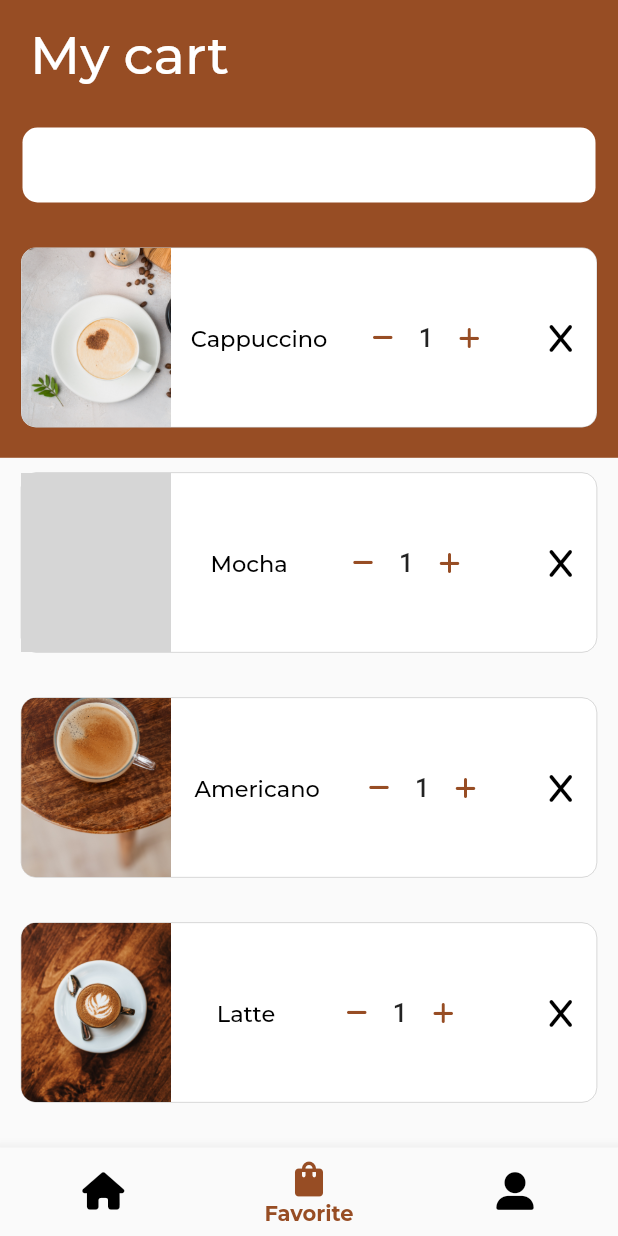
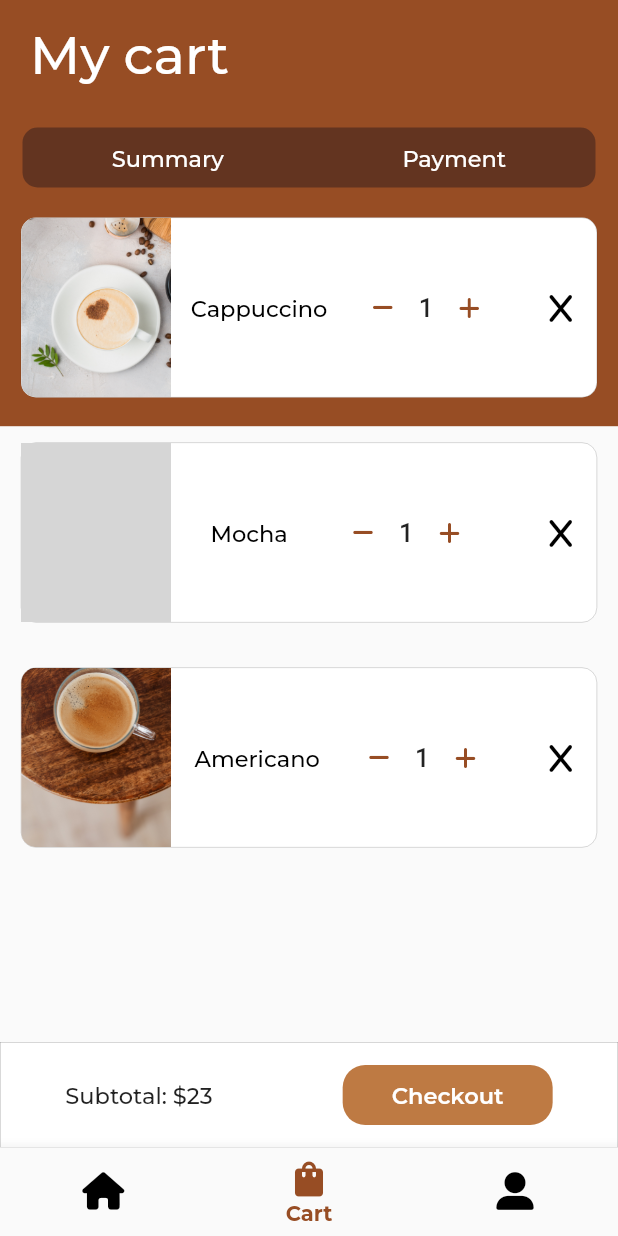
Before and after one commit to naomitimm/TopPot, a Flutter app: the screen it shows after launch, on a phone screen of 412 x 824 dp. Run offline on Flutter 3.47's test engine with Material 2 defaults, Android fonts, the phone set to English and light mode, and no system bars; our stand-ins replace font_awesome_flutter, go_router, google_fonts; grey boxes are pictures that could not be loaded.

Commit message:
cart-edit

```diff
--- a/top_pot_app/lib/presentation/dashboard/cart_page.dart
+++ b/top_pot_app/lib/presentation/dashboard/cart_page.dart
@@ -1,4 +1,5 @@
 import 'package:top_pot_app/domain/models/coffee.dart';
+import 'package:top_pot_app/presentation/dashboard/widgets/buttons.dart';
 import 'package:top_pot_app/presentation/dashboard/widgets/cards.dart';
 import 'package:top_pot_app/presentation/dashboard/widgets/search_bar.dart';
 import 'package:top_pot_app/presentation/dashboard/widgets/text.dart';
@@ -18,11 +19,12 @@ class _CheckoutPageState extends State<CheckoutPage> {
     final size = MediaQuery.of(context).size;
     final height = size.height;
     return Scaffold(
-      body: Stack(
+      body: SafeArea(
+        child: Stack(
           children: [
             Container(
               color: const Color.fromRGBO(151, 77, 36, 1),
-            height: height / 2.7,
+              height: height / 2.9,
             ),
             const Padding(
               padding: EdgeInsets.symmetric(vertical: 15, horizontal: 20),
@@ -32,7 +34,7 @@ class _CheckoutPageState extends State<CheckoutPage> {
                 padding: EdgeInsets.only(top: 85, left: 15, right: 15),
                 child: CartOptionsCard()),
             Padding(
-            padding: const EdgeInsets.only(top: 150, left: 14, right: 14),
+              padding: const EdgeInsets.only(top: 130, left: 14, right: 14),
               child: ListView(
                 children: [
                   FavoriteCard(
@@ -47,14 +49,15 @@ class _CheckoutPageState extends State<CheckoutPage> {
                       image: Coffee.coffees[2].image,
                       price: Coffee.coffees[2].price,
                       name: Coffee.coffees[2].name),
-                FavoriteCard(
-                    image: Coffee.coffees[0].image,
-                    price: Coffee.coffees[0].price,
-                    name: Coffee.coffees[0].name),
                 ],
               ),
+            ),
+            const Align(
+              alignment: Alignment.bottomCenter,
+              child: CartSubmitButton(),
             )
           ],
+        ),
       ),
     );
   }
--- a/top_pot_app/lib/presentation/dashboard/host_page.dart
+++ b/top_pot_app/lib/presentation/dashboard/host_page.dart
@@ -53,7 +53,7 @@ class _HostPageState extends State<HostPage> {
                 color: Colors.black,
                 size: 28,
               ),
-              label: "Favorite"),
+              label: "Cart"),
           BottomNavigationBarItem(
               activeIcon: FaIcon(
                 FontAwesomeIcons.userLarge,
--- /dev/null
+++ b/top_pot_app/lib/presentation/dashboard/widgets/buttons.dart
@@ -0,0 +1,43 @@
+import 'package:top_pot_app/presentation/exports.dart';
+
+class CartSubmitButton extends StatelessWidget {
+  const CartSubmitButton({Key? key}) : super(key: key);
+
+  @override
+  Widget build(BuildContext context) {
+    return Container(
+      height: 70,
+      width: double.infinity,
+      decoration: BoxDecoration(
+          color: Colors.white,
+          border: Border.all(color: Colors.black.withOpacity(0.5), width: 0.2)),
+      child: Row(
+        mainAxisAlignment: MainAxisAlignment.spaceAround,
+        children: [
+          Text("Subtotal: \$23",
+              style: GoogleFonts.montserrat(
+                textStyle:
+                    const TextStyle(fontSize: 15, fontWeight: FontWeight.w500),
+              )),
+          Container(
+            height: 40,
+            width: 140,
+            decoration: const BoxDecoration(
+              borderRadius: BorderRadius.all(Radius.circular(15)),
+              color: Color.fromRGBO(190, 122, 67, 1),
+            ),
+            child: Center(
+              child: Text("Checkout",
+                  style: GoogleFonts.montserrat(
+                    textStyle: const TextStyle(
+                        color: Colors.white,
+                        fontSize: 15,
+                        fontWeight: FontWeight.w600),
+                  )),
+            ),
+          ),
+        ],
+      ),
+    );
+  }
+}
--- a/top_pot_app/lib/presentation/dashboard/widgets/cards.dart
+++ b/top_pot_app/lib/presentation/dashboard/widgets/cards.dart
@@ -240,10 +240,17 @@ class CartOptionsCard extends StatelessWidget {
   Widget build(BuildContext context) {
     return Container(
       width: double.infinity,
-      height: 50,
+      height: 40,
       decoration: const BoxDecoration(
-          color: Colors.white,
+          color: Color.fromRGBO(99, 52, 32, 1),
           borderRadius: BorderRadius.all(Radius.circular(10))),
+      child: Row(
+        mainAxisAlignment: MainAxisAlignment.spaceAround,
+        children: [
+          CartChoiceText(text: "Summary"),
+          CartChoiceText(text: "Payment")
+        ],
+      ),
     );
   }
 }
--- a/top_pot_app/lib/presentation/dashboard/widgets/text.dart
+++ b/top_pot_app/lib/presentation/dashboard/widgets/text.dart
@@ -56,3 +56,17 @@ class FavoritesTitle extends StatelessWidget {
         ));
   }
 }
+
+class CartChoiceText extends StatelessWidget {
+  const CartChoiceText({Key? key, required this.text}) : super(key: key);
+  final String text;
+
+  @override
+  Widget build(BuildContext context) {
+    return Text(text,
+        style: GoogleFonts.montserrat(
+          textStyle: const TextStyle(
+              color: Colors.white, fontSize: 15, fontWeight: FontWeight.w500),
+        ));
+  }
+}
```
Lines whose indentation alone changed are shown as unchanged.
